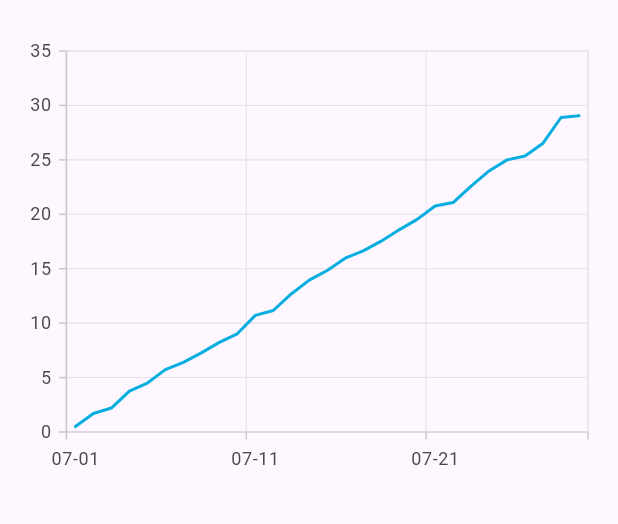
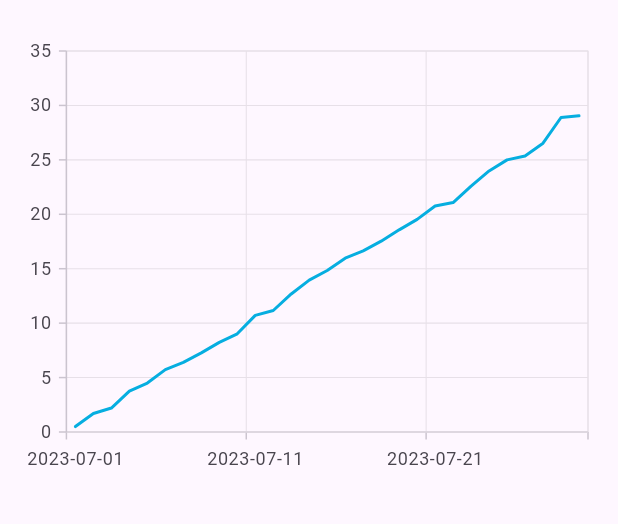
Before and after one commit to leekina/syncfusion_chart_test, a Flutter app: the screen it shows after launch, on a phone screen of 412 x 824 dp, the part 63-587 px from its top. Run offline on Flutter 3.47's test engine with Material 2 defaults, Android fonts, the phone set to English and light mode, and no system bars; our stand-ins replace syncfusion_flutter_charts.

Commit message:
FIX : 더미데이터 수정 - idx추가 -더미데이터 만드는 함수 주석처리 -주석 추가

```diff
--- a/lib/dummy_data.dart
+++ b/lib/dummy_data.dart
@@ -1,29 +1,3 @@
-// ignore_for_file: public_member_api_docs, sort_constructors_first
-import 'dart:convert';
-import 'dart:math';
-
-import 'package:flutter/material.dart';
-import 'package:intl/intl.dart';
-
-void createDummyData() {
-  // date, value
-  DateTime first = DateTime(2023, 7, 1);
-  DateTime end = DateTime(2023, 7, 31);
-
-  int diff = end.difference(first).inDays;
-  String temp1;
-  double n;
-  String tn;
-
-  for (int i = 0; i < diff; i++) {
-    temp1 = DateFormat('yyyy-MM-dd').format(first);
-    n = i + Random().nextDouble();
-    tn = n.toStringAsFixed(2);
-    print("${temp1} : $tn,\n");
-    first = first.add(Duration(days: 1));
-  }
-}
-
 class DataJson {
   String date;
   double value;
@@ -57,35 +31,35 @@ class DataList {
 
 dynamic response = {
   "data": [
-    {"date": "07-01", "value": "0.50"},
-    {"date": "07-02", "value": "1.70"},
-    {"date": "07-03", "value": "2.20"},
-    {"date": "07-04", "value": "3.75"},
-    {"date": "07-05", "value": "4.50"},
-    {"date": "07-06", "value": "5.73"},
-    {"date": "07-07", "value": "6.40"},
-    {"date": "07-08", "value": "7.27"},
-    {"date": "07-09", "value": "8.23"},
-    {"date": "07-10", "value": "9.02"},
-    {"date": "07-11", "value": "10.71"},
-    {"date": "07-12", "value": "11.16"},
-    {"date": "07-13", "value": "12.68"},
-    {"date": "07-14", "value": "13.95"},
-    {"date": "07-15", "value": "14.84"},
-    {"date": "07-16", "value": "15.97"},
-    {"date": "07-17", "value": "16.64"},
-    {"date": "07-18", "value": "17.53"},
-    {"date": "07-19", "value": "18.57"},
-    {"date": "07-20", "value": "19.53"},
-    {"date": "07-21", "value": "20.76"},
-    {"date": "07-22", "value": "21.08"},
-    {"date": "07-23", "value": "22.59"},
-    {"date": "07-24", "value": "23.98"},
-    {"date": "07-25", "value": "25.00"},
-    {"date": "07-26", "value": "25.36"},
-    {"date": "07-27", "value": "26.53"},
-    {"date": "07-29", "value": "28.89"},
-    {"date": "07-30", "value": "29.05"}
+    {"idx": "1", "date": "2023-07-01", "value": "0.50"},
+    {"idx": "2", "date": "2023-07-02", "value": "1.70"},
+    {"idx": "7", "date": "2023-07-03", "value": "2.20"},
+    {"idx": "12", "date": "2023-07-04", "value": "3.75"},
+    {"idx": "15", "date": "2023-07-05", "value": "4.50"},
+    {"idx": "18", "date": "2023-07-06", "value": "5.73"},
+    {"idx": "26", "date": "2023-07-07", "value": "6.40"},
+    {"idx": "29", "date": "2023-07-08", "value": "7.27"},
+    {"idx": "30", "date": "2023-07-09", "value": "8.23"},
+    {"idx": "35", "date": "2023-07-10", "value": "9.02"},
+    {"idx": "43", "date": "2023-07-11", "value": "10.71"},
+    {"idx": "44", "date": "2023-07-12", "value": "11.16"},
+    {"idx": "45", "date": "2023-07-13", "value": "12.68"},
+    {"idx": "46", "date": "2023-07-14", "value": "13.95"},
+    {"idx": "47", "date": "2023-07-15", "value": "14.84"},
+    {"idx": "51", "date": "2023-07-16", "value": "15.97"},
+    {"idx": "53", "date": "2023-07-17", "value": "16.64"},
+    {"idx": "55", "date": "2023-07-18", "value": "17.53"},
+    {"idx": "59", "date": "2023-07-19", "value": "18.57"},
+    {"idx": "61", "date": "2023-07-20", "value": "19.53"},
+    {"idx": "69", "date": "2023-07-21", "value": "20.76"},
+    {"idx": "75", "date": "2023-07-22", "value": "21.08"},
+    {"idx": "79", "date": "2023-07-23", "value": "22.59"},
+    {"idx": "80", "date": "2023-07-24", "value": "23.98"},
+    {"idx": "90", "date": "2023-07-25", "value": "25.00"},
+    {"idx": "112", "date": "2023-07-26", "value": "25.36"},
+    {"idx": "185", "date": "2023-07-27", "value": "26.53"},
+    {"idx": "215", "date": "2023-07-29", "value": "28.89"},
+    {"idx": "394", "date": "2023-07-30", "value": "29.05"}
   ]
 };
 
@@ -99,3 +73,24 @@ Future<List<DataJson>> getData() async {
 
   return temp;
 }
+
+
+//더미데이터 만들때 사용한 함수
+// void createDummyData() {
+//   // date, value
+//   DateTime first = DateTime(2023, 7, 1);
+//   DateTime end = DateTime(2023, 7, 31);
+
+//   int diff = end.difference(first).inDays;
+//   String temp1;
+//   double n;
+//   String tn;
+
+//   for (int i = 0; i < diff; i++) {
+//     temp1 = DateFormat('yyyy-MM-dd').format(first);
+//     n = i + Random().nextDouble();
+//     tn = n.toStringAsFixed(2);
+//     print("${temp1} : $tn,\n");
+//     first = first.add(Duration(days: 1));
+//   }
+// }
```
